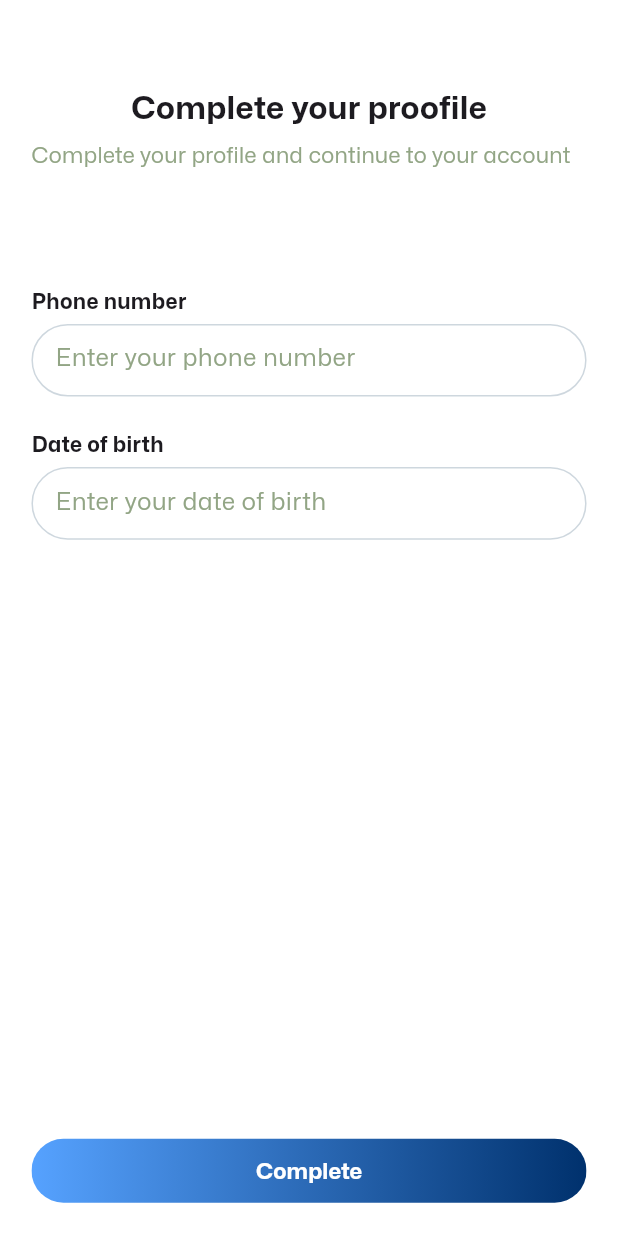
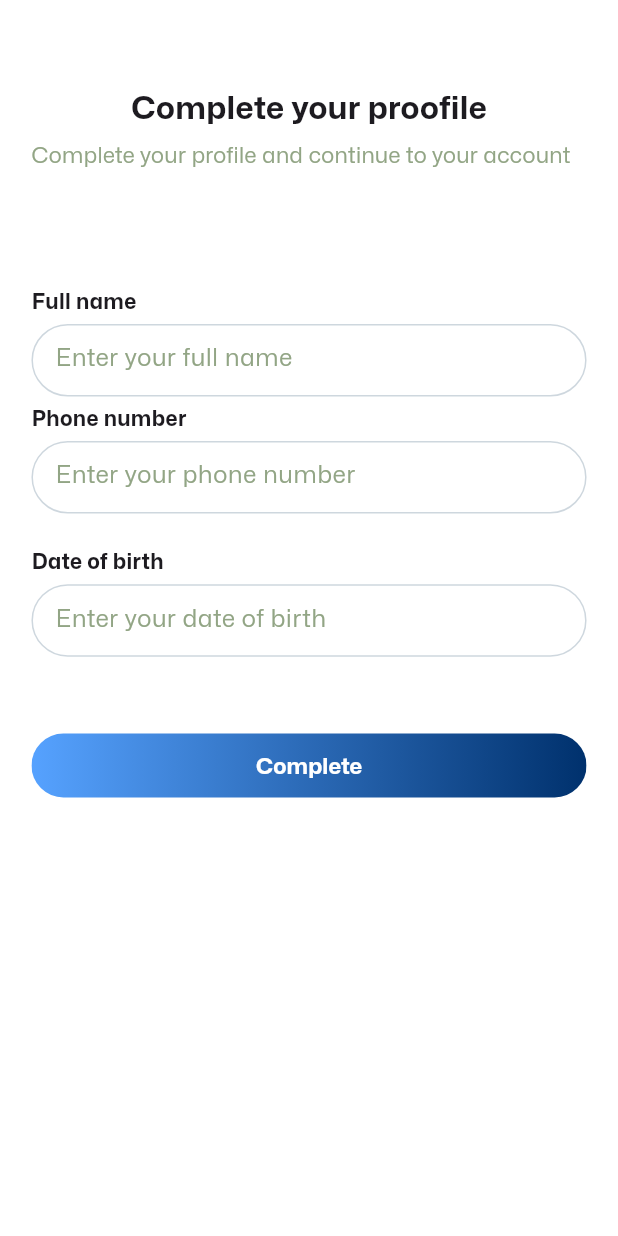
Before and after one commit to ALLUT-YT-ZEEKOI/WorkWista, a Flutter app: the CompleteProfileScreen screen opened directly, on a phone screen of 412 x 824 dp. Run offline on Flutter 3.47's test engine with Material 3 defaults, Android fonts, the light colour scheme and no system bars; our stand-ins replace dropdown_button2, firebase_core, firebase_messaging, flutter_local_notifications, flutter_screenutil, geocoding and 6 more; accounts and stored records are empty.

Commit message:
name and fcm passing

```diff
--- a/lib/view/Controllers/complete_profile_controller.dart
+++ b/lib/view/Controllers/complete_profile_controller.dart
@@ -15,6 +15,7 @@ class CompleteProfileController with ChangeNotifier {
   Map<String, String?> fieldErrors = {
     "phone_number": null,
     "DOB": null,
+    "name": null,
   };
 
   void clearErrors() {
@@ -25,6 +26,8 @@ class CompleteProfileController with ChangeNotifier {
   Future<void> onUpdateProfile({
     required String phone_number,
     required String DOB,
+    required String name,
+    required String fcm_token,
     required BuildContext context,
   }) async {
     isLoading = true;
@@ -36,18 +39,21 @@ class CompleteProfileController with ChangeNotifier {
     String refreshToken = prefs.getString("refresh") ?? "";
 
     try {
-      var response = await _makeProfileUpdateRequest(accessToken, phone_number, DOB);
+      var response = await _makeProfileUpdateRequest(
+          accessToken, phone_number, DOB, name, fcm_token);
 
       if (response.statusCode == 401) {
         log("Access token expired, refreshing...");
         final newAccessToken = await _refreshToken(refreshToken);
         if (newAccessToken != null) {
-          response = await _makeProfileUpdateRequest(newAccessToken, phone_number, DOB);
+          response = await _makeProfileUpdateRequest(
+              newAccessToken, phone_number, DOB, name, fcm_token);
         }
       }
 
       if (response.statusCode == 200) {
-        UpdateProfileModel updateModel = updateProfileModelFromJson(response.body);
+        UpdateProfileModel updateModel =
+            updateProfileModelFromJson(response.body);
         log("Profile updated successfully");
 
         Navigator.pushReplacement(
@@ -81,7 +87,6 @@ class CompleteProfileController with ChangeNotifier {
             context: context,
             message: generalError.toString(),
             bgcolor: Colors.red);
-
       }
     }
   }
@@ -90,13 +95,18 @@ class CompleteProfileController with ChangeNotifier {
     String token,
     String phone_number,
     String DOB,
-
+    String name,
+    String fcm_token,
   ) async {
     final url = Uri.parse("https://workwista.com/complete/profile/");
     var request = http.MultipartRequest('POST', url);
+    log(name);
+    log(fcm_token.toString());
 
     request.fields['phone_number'] = phone_number;
     request.fields['DOB'] = DOB;
+    request.fields['name'] = name;
+    request.fields['fcm_token'] = fcm_token;
     request.headers['Authorization'] = 'Bearer $token';
 
     final streamedResponse = await request.send();
--- a/lib/view/loginScreens/homeScreens/complete_profile_screen.dart
+++ b/lib/view/loginScreens/homeScreens/complete_profile_screen.dart
@@ -1,5 +1,6 @@
 import 'dart:developer';
 
+import 'package:firebase_messaging/firebase_messaging.dart';
 import 'package:flutter/material.dart';
 import 'package:flutter_screenutil/flutter_screenutil.dart';
 import 'package:intl/intl.dart';
@@ -16,6 +17,7 @@ class CompleteProfileScreen extends StatefulWidget {
 }
 
 class _CompleteProfileScreenState extends State<CompleteProfileScreen> {
+  TextEditingController _nameController = TextEditingController();
   TextEditingController _phoneNoController = TextEditingController();
   TextEditingController _dobController = TextEditingController();
 
@@ -61,6 +63,7 @@ class _CompleteProfileScreenState extends State<CompleteProfileScreen> {
   void dispose() {
     _dobController.dispose();
     _phoneNoController.dispose();
+    _nameController.dispose();
     super.dispose();
   }
 
@@ -74,6 +77,7 @@ class _CompleteProfileScreenState extends State<CompleteProfileScreen> {
         padding: EdgeInsets.symmetric(horizontal: 20.w),
         child: Form(
           key: _formKey,
+          child: SingleChildScrollView(
             child: Column(
               crossAxisAlignment: CrossAxisAlignment.start,
               children: [
@@ -99,6 +103,27 @@ class _CompleteProfileScreenState extends State<CompleteProfileScreen> {
                   height: 80.h,
                 ),
                 Text(
+                  "Full name",
+                  style: TextStyle(fontSize: 14, fontWeight: FontWeight.w700),
+                ),
+                SizedBox(
+                  height: 5.h,
+                ),
+                _textFields(context, double.infinity, "Enter your full name",
+                    _nameController),
+                SizedBox(
+                  height: 5.h,
+                ),
+                // Show error text below the field
+                if (controller.fieldErrors["name"] != null)
+                  Padding(
+                    padding: EdgeInsets.only(top: 4.h, left: 20.w),
+                    child: Text(
+                      controller.fieldErrors["name"]!,
+                      style: TextStyle(color: Colors.red, fontSize: 12.sp),
+                    ),
+                  ),
+                Text(
                   "Phone number",
                   style: TextStyle(fontSize: 14, fontWeight: FontWeight.w700),
                 ),
@@ -119,6 +144,7 @@ class _CompleteProfileScreenState extends State<CompleteProfileScreen> {
                       style: TextStyle(color: Colors.red, fontSize: 12.sp),
                     ),
                   ),
+
                 SizedBox(
                   height: 18.h,
                 ),
@@ -129,8 +155,8 @@ class _CompleteProfileScreenState extends State<CompleteProfileScreen> {
                 SizedBox(
                   height: 5.h,
                 ),
-              _textFields(context, double.infinity, "Enter your date of birth",
-                  _dobController,
+                _textFields(context, double.infinity,
+                    "Enter your date of birth", _dobController,
                     ontap: () => _selectDate(context)),
                 if (controller.fieldErrors["DOB"] != null)
                   Padding(
@@ -140,15 +166,23 @@ class _CompleteProfileScreenState extends State<CompleteProfileScreen> {
                       style: TextStyle(color: Colors.red, fontSize: 12.sp),
                     ),
                   ),
-              Spacer(),
+                SizedBox(
+                  height: 50.h,
+                ),
                 GradientButton(
                     name: "Complete",
                     onPressed: () async {
                       bool formvalid = _formKey.currentState!.validate();
                       if (formvalid) {
+                        final FirebaseMessaging _firebaseMessaging =
+                            FirebaseMessaging.instance;
+                        String? token = await _firebaseMessaging.getToken();
+                        log(token.toString());
                         await context
                             .read<CompleteProfileController>()
                             .onUpdateProfile(
+                                name: _nameController.text,
+                                fcm_token: token ?? "empty",
                                 phone_number: _phoneNoController.text,
                                 DOB: _dobController.text,
                                 context: context);
@@ -160,6 +194,7 @@ class _CompleteProfileScreenState extends State<CompleteProfileScreen> {
                   height: 20.h,
                 ),
               ],
+            ),
           ),
         ),
       ),
```
Lines whose indentation alone changed are shown as unchanged.
